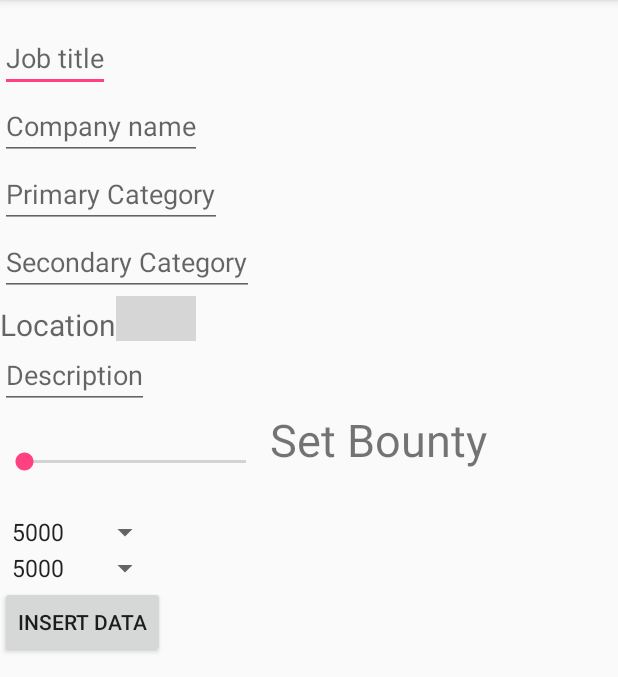
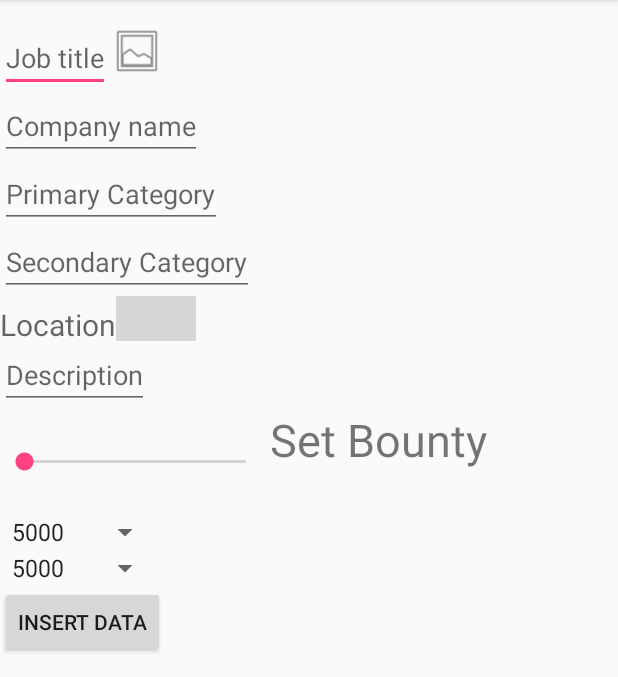
Before and after one commit to matt-falzon/LinkingTalent, an Android app: the screen it shows after launch once a user with an empty profile is signed in (MainActivity), in the side drawer, after a tap on "Create Job", on a phone screen of 412 x 824 dp, the part 84-761 px from its top. Run offline under Robolectric (Android 15) with nearby library versions, the phone set to English and light mode, and no system bars; our stand-ins replace Firebase (no records; nobody signed in at launch, a user with empty details on screens opened directly); libraries missing offline, so code that uses them is left out: com.facebook, com.facebook.login; 1 statement that could not run was skipped; grey boxes are pictures that could not be loaded.

Commit message:
Image upload
image upload for job and profile image in nav working

```diff
--- a/app/build.gradle
+++ b/app/build.gradle
@@ -41,11 +41,12 @@ dependencies {
     // Displaying images
 
     //Firebase dependencies
-
-
     compile 'com.google.firebase:firebase-core:10.2.0'
     compile 'com.google.firebase:firebase-database:10.2.0'
     compile 'com.google.firebase:firebase-auth:10.2.0'
+    compile 'com.google.firebase:firebase-storage:10.2.0'
+    compile 'com.firebaseui:firebase-ui-storage:0.6.0'
+
     compile 'com.android.support:appcompat-v7:25.1.1'
     compile 'com.android.support:design:25.1.1'
     compile 'com.android.support:cardview-v7:25.1.1'
--- /dev/null
+++ b/app/src/main/java/com/ridebooker/linkingtalent/Helpers/ImageLoadTask.java
@@ -0,0 +1,46 @@
+package com.ridebooker.linkingtalent.Helpers;
+
+import android.graphics.Bitmap;
+import android.graphics.BitmapFactory;
+import android.os.AsyncTask;
+import android.widget.ImageView;
+
+import java.io.InputStream;
+import java.net.HttpURLConnection;
+import java.net.URL;
+
+public class ImageLoadTask extends AsyncTask<Void, Void, Bitmap>
+{
+
+    private String url;
+    private ImageView imageView;
+
+    public ImageLoadTask(String url, ImageView imageView) {
+        this.url = url;
+        this.imageView = imageView;
+    }
+
+    @Override
+    protected Bitmap doInBackground(Void... params) {
+        try {
+            URL urlConnection = new URL(url);
+            HttpURLConnection connection = (HttpURLConnection) urlConnection
+                    .openConnection();
+            connection.setDoInput(true);
+            connection.connect();
+            InputStream input = connection.getInputStream();
+            Bitmap myBitmap = BitmapFactory.decodeStream(input);
+            return myBitmap;
+        } catch (Exception e) {
+            e.printStackTrace();
+        }
+        return null;
+    }
+
+    @Override
+    protected void onPostExecute(Bitmap result) {
+        super.onPostExecute(result);
+        imageView.setImageBitmap(result);
+    }
+
+}
--- a/app/src/main/java/com/ridebooker/linkingtalent/HomeFragment.java
+++ b/app/src/main/java/com/ridebooker/linkingtalent/HomeFragment.java
@@ -4,6 +4,7 @@ package com.ridebooker.linkingtalent;
 import android.os.Bundle;
 import android.support.annotation.Nullable;
 import android.support.v4.app.Fragment;
+import android.util.Log;
 import android.view.LayoutInflater;
 import android.view.View;
 import android.view.ViewGroup;
@@ -19,7 +20,7 @@ import com.ridebooker.linkingtalent.datatypes.Job;
 public class HomeFragment extends Fragment
 {
 
-    TextView tvHomeTitle;
+    TextView tvHomeTitle, tvfacebookimg;
 
     public HomeFragment()
     {
@@ -34,9 +35,12 @@ public class HomeFragment extends Fragment
         View view = inflater.inflate(R.layout.fragment_home, container, false);
 
         tvHomeTitle = (TextView) view.findViewById(R.id.tvHomeTitle);
+        tvfacebookimg = (TextView) view.findViewById(R.id.facebook_img_uri);
 
         tvHomeTitle.setText("Welcome back " + MainActivity.user.getName() + "!");
         // Inflate the layout for this fragment
+        tvfacebookimg.setText(getArguments().getString("facebook"));
+        Log.d("sss", tvfacebookimg.getText().toString());
         return view;
     }
 
--- a/app/src/main/java/com/ridebooker/linkingtalent/JobBoardFragment.java
+++ b/app/src/main/java/com/ridebooker/linkingtalent/JobBoardFragment.java
@@ -87,10 +87,7 @@ public class JobBoardFragment extends Fragment implements NavigationView.OnNavig
                     Job j = child.getValue(Job.class);
                     Log.d("Child", j.getTitle());
                     jobs.add(j);
-                    //addJob(j);
                 }
-
-                //addJobs(newJobs);
                 jobAdapter.notifyItemInserted(jobs.size() - 1);
             }
 
@@ -131,7 +128,6 @@ public class JobBoardFragment extends Fragment implements NavigationView.OnNavig
         //Toast.makeText(getActivity(), message, Toast.LENGTH_SHORT).show();
 
         //use key to open job fragment
-        //getView().setVisibility(View.GONE);
         ((MainActivity)getActivity()).viewJob(jobKey);
 
     }
--- a/app/src/main/java/com/ridebooker/linkingtalent/LoginActivity.java
+++ b/app/src/main/java/com/ridebooker/linkingtalent/LoginActivity.java
@@ -196,8 +196,8 @@ public class LoginActivity extends AppCompatActivity
                 //set user preferences
                 editor.putString(getResources().getString(R.string.key_user_id), profile.getId());
                 editor.putString(getResources().getString(R.string.key_name), profile.getFirstName() + " " + profile.getLastName());
+                editor.putString(getResources().getString(R.string.key_user_img), profile.getProfilePictureUri(100, 100).toString());
                 editor.apply();
-
                 //get access token and take to Firebase
                 handleFacebookAccessToken(AccessToken.getCurrentAccessToken());
                 //mFirebaseAuth.
--- a/app/src/main/java/com/ridebooker/linkingtalent/MainActivity.java
+++ b/app/src/main/java/com/ridebooker/linkingtalent/MainActivity.java
@@ -21,6 +21,7 @@ import android.support.v7.app.AppCompatActivity;
 import android.support.v7.widget.Toolbar;
 import android.view.Menu;
 import android.view.MenuItem;
+import android.widget.ImageView;
 import android.widget.TextView;
 import android.widget.Toast;
 
@@ -36,15 +37,19 @@ import com.google.firebase.database.DatabaseError;
 import com.google.firebase.database.DatabaseReference;
 import com.google.firebase.database.FirebaseDatabase;
 import com.google.firebase.database.ValueEventListener;
+import com.google.firebase.storage.FirebaseStorage;
+import com.google.firebase.storage.StorageReference;
 import com.ridebooker.linkingtalent.datatypes.Job;
 import com.ridebooker.linkingtalent.datatypes.TalentChamp;
+import com.ridebooker.linkingtalent.Helpers.ImageLoadTask;
 
 public class MainActivity extends AppCompatActivity
         implements NavigationView.OnNavigationItemSelectedListener, SharedPreferences.OnSharedPreferenceChangeListener
 {
 
     private static final String TAG = "MainActivity";
-    private TextView tvNavName, tvNavEmail, tvHomeName;
+    private TextView tvNavName, tvNavEmail;
+    private ImageView imgNav;
     //private RelativeLayout mainLayout;
     private static boolean PREFERENCES_HAVE_BEEN_UPDATED = false;
     public static TalentChamp user;
@@ -57,6 +62,11 @@ public class MainActivity extends AppCompatActivity
     public static DatabaseReference dbJobRef = dbRootRef.child("job");
     public static DatabaseReference dbUsersRef = dbRootRef.child("users");
     private ChildEventListener jobChildEventListener;
+    //Firebase Storage
+    private FirebaseStorage firebaseStorage;
+    public static StorageReference firebaseRootStorageRef;
+    public static StorageReference firebaseCompanyImageRef;
+    public static StorageReference firebaseProfileImageRef;
     public boolean viewingJob = false;
 
     @Override
@@ -66,15 +76,17 @@ public class MainActivity extends AppCompatActivity
         setContentView(R.layout.activity_main);
         //Initialize Firebase Variables
         mFirebaseAuth = FirebaseAuth.getInstance();
+        //Firebase storage references
+        firebaseStorage = FirebaseStorage.getInstance();
+        firebaseRootStorageRef = firebaseStorage.getReference();
+        firebaseCompanyImageRef = firebaseStorage.getReference().child("company_images");
+        firebaseProfileImageRef = firebaseStorage.getReference().child("profile_images");
 
         Toolbar toolbar = (Toolbar) findViewById(R.id.toolbar);
         setSupportActionBar(toolbar);
         setupSharedPreferences();
 
-        //Fill relevent fields with user data
-
-
-
+        //Navigation drawer
         DrawerLayout drawer = (DrawerLayout) findViewById(R.id.drawer_layout);
         ActionBarDrawerToggle toggle = new ActionBarDrawerToggle(
                 this, drawer, toolbar, R.string.navigation_drawer_open, R.string.navigation_drawer_close);
@@ -149,8 +161,12 @@ public class MainActivity extends AppCompatActivity
 
         tvNavName = (TextView) header.findViewById(R.id.tv_nav_header_name);
         tvNavEmail = (TextView) header.findViewById(R.id.tv_nav_header_email);
+        imgNav = (ImageView) header.findViewById(R.id.nav_image);
             tvNavName.setText(user.getName());
             tvNavEmail.setText(user.getEmail());
+        SharedPreferences sharedPrefs = getSharedPreferences(getString(R.string.LOCAL_PREFERENCES), Context.MODE_PRIVATE);
+        //get facebook image
+        new ImageLoadTask(sharedPrefs.getString(getResources().getString(R.string.key_user_img), null), imgNav).execute();
     }
     @Override
     public boolean onCreateOptionsMenu(Menu menu)
@@ -223,6 +239,7 @@ public class MainActivity extends AppCompatActivity
                 Toast.makeText(this, "Profile", Toast.LENGTH_SHORT).show();
                 break;
             case R.id.nav_create:
+                viewingJob = true;
                 CreateJobFragment createFrag = new CreateJobFragment();
                 transaction.replace(R.id.content_main, createFrag, "create_fragment");
                 transaction.commit();
@@ -364,7 +381,11 @@ public class MainActivity extends AppCompatActivity
         this.user = new TalentChamp(user.getUid(), user.getDisplayName(), user.getEmail(), "location", true);
         dbUsersRef.child(user.getUid().toString()).setValue(this.user);
         setupMainNav();
-        showHomeFragment();
+
+        //Curently using this to stop the home fragment showing
+        //when another intent creates a new activity eg photo picker
+        if(viewingJob == false)
+            showHomeFragment();
     }
 
 
--- a/app/src/main/res/layout/fragment_create_job.xml
+++ b/app/src/main/res/layout/fragment_create_job.xml
@@ -7,6 +7,9 @@
 
     <!-- TODO: Update blank fragment layout -->
 
+<LinearLayout
+    android:layout_width="wrap_content"
+    android:layout_height="wrap_content">
 
     <EditText
         android:id="@+id/create_job_title"
@@ -14,6 +17,14 @@
         android:layout_height="wrap_content"
         android:hint="@string/create_job_title_hint"
         />
+
+    <ImageButton
+        android:id="@+id/create_job_photo_picker"
+        android:layout_width="36dp"
+        android:layout_height="36dp"
+        android:background="@android:drawable/ic_menu_gallery" />
+</LinearLayout>
+
 
     <EditText
         android:id="@+id/create_job_company_name"
@@ -46,7 +57,7 @@
             />
 
         <ImageButton
-            android:id="@+id/location_button"
+            android:id="@+id/create_job_location_button"
             android:layout_width="53dp"
             android:layout_height="match_parent"
             android:src="@drawable/location_btn"
--- a/app/src/main/res/layout/fragment_view_job.xml
+++ b/app/src/main/res/layout/fragment_view_job.xml
@@ -88,5 +88,9 @@
             />
     </LinearLayout>
 
+    <ImageView
+        android:id="@+id/view_job_image"
+        android:layout_width="wrap_content"
+        android:layout_height="wrap_content"/>
 
 </LinearLayout>
--- a/app/src/main/res/layout/nav_header_home.xml
+++ b/app/src/main/res/layout/nav_header_home.xml
@@ -14,7 +14,7 @@
     android:theme="@style/ThemeOverlay.AppCompat.Dark">
 
     <ImageView
-        android:id="@+id/imageView"
+        android:id="@+id/nav_image"
         android:layout_width="75dp"
         android:layout_height="75dp"
         android:paddingTop="@dimen/nav_header_vertical_spacing"
--- a/app/src/main/res/values/strings.xml
+++ b/app/src/main/res/values/strings.xml
@@ -23,6 +23,9 @@
 
     <string name="key_user_id">key_user_id</string>
     <string name="pref_user_id"></string>
+
+    <string name="key_user_img"></string>
+    <string name="pref_user_img"></string>
 
     <string name="key_name">key_name</string>
     <string name="pref_name">Firstname Lastname</string>
```
Also changed, not shown: app/src/main/java/com/ridebooker/linkingtalent/CreateJobFragment.java (+71 -5 lines), app/src/main/java/com/ridebooker/linkingtalent/ViewJobFragment.java (+14 -0 lines), app/src/main/java/com/ridebooker/linkingtalent/datatypes/Job.java (+28 -23 lines), app/src/main/res/layout/fragment_home.xml (+9 -1 lines), 42 other files.
